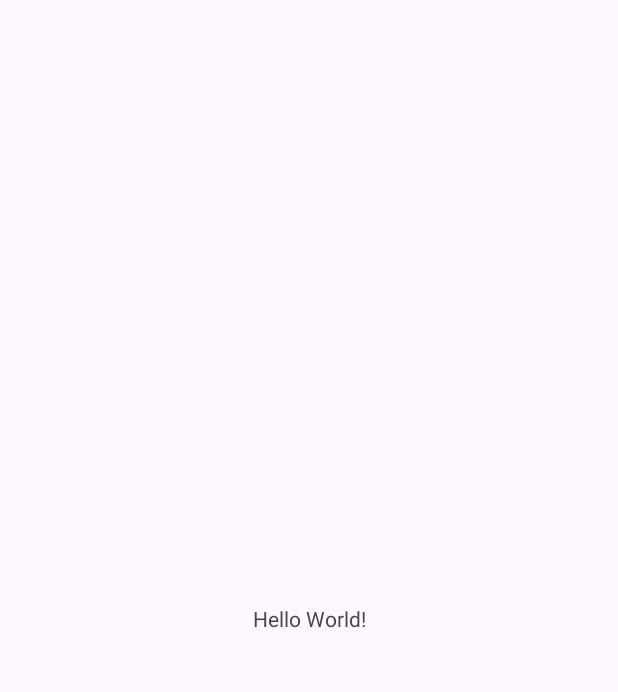
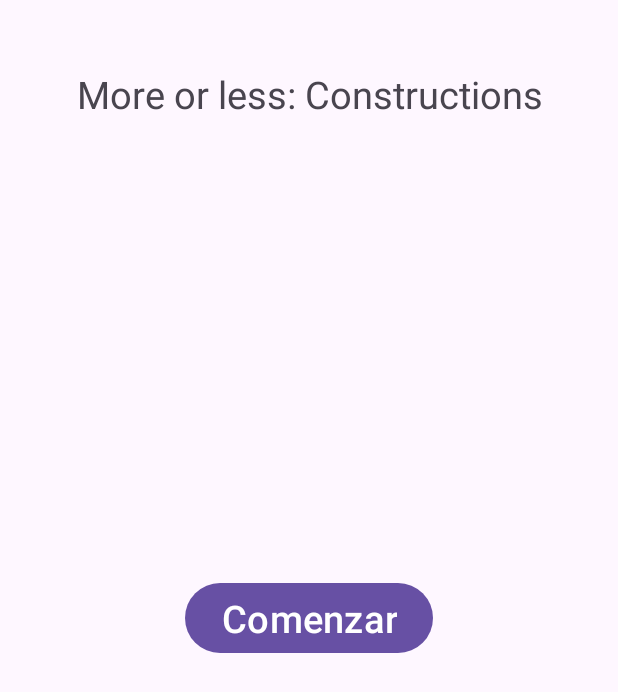
Before and after one commit to Iago-A/More-or-less-Constructions, an Android app: the screen it shows after launch (MainActivity), on a phone screen of 412 x 824 dp. Before the commit the part shown is almost empty. Shown: the top 692 px of the screen. Run offline under Robolectric (Android 15) with nearby library versions, the light colour scheme and no system bars.

Commit message:
Main activity

```diff
--- a/app/build.gradle.kts
+++ b/app/build.gradle.kts
@@ -4,12 +4,12 @@ plugins {
 
 android {
     namespace = "com.example.moreorlessconstructions"
-    compileSdk = 34
+    compileSdk = 35
 
     defaultConfig {
         applicationId = "com.example.moreorlessconstructions"
         minSdk = 26
-        targetSdk = 34
+        targetSdk = 35
         versionCode = 1
         versionName = "1.0"
 
--- a/app/src/main/AndroidManifest.xml
+++ b/app/src/main/AndroidManifest.xml
@@ -21,6 +21,10 @@
                 <category android:name="android.intent.category.LAUNCHER" />
             </intent-filter>
         </activity>
+        <activity
+            android:name=".GameActivity"
+            android:exported="true">
+        </activity>
     </application>
 
 </manifest>
--- a/app/src/main/java/com/example/moreorlessconstructions/MainActivity.java
+++ b/app/src/main/java/com/example/moreorlessconstructions/MainActivity.java
@@ -1,24 +1,26 @@
 package com.example.moreorlessconstructions;
 
+import android.content.Intent;
 import android.os.Bundle;
+import android.widget.Button;
+import android.widget.TextView;
 
-import androidx.activity.EdgeToEdge;
 import androidx.appcompat.app.AppCompatActivity;
-import androidx.core.graphics.Insets;
-import androidx.core.view.ViewCompat;
-import androidx.core.view.WindowInsetsCompat;
 
 public class MainActivity extends AppCompatActivity {
 
     @Override
     protected void onCreate(Bundle savedInstanceState) {
         super.onCreate(savedInstanceState);
-        EdgeToEdge.enable(this);
         setContentView(R.layout.activity_main);
-        ViewCompat.setOnApplyWindowInsetsListener(findViewById(R.id.main), (v, insets) -> {
-            Insets systemBars = insets.getInsets(WindowInsetsCompat.Type.systemBars());
-            v.setPadding(systemBars.left, systemBars.top, systemBars.right, systemBars.bottom);
-            return insets;
+
+        // Obtain views references
+        TextView titleTextView = findViewById(R.id.title_text_view);
+        Button startButton = findViewById(R.id.start_button);
+
+        startButton.setOnClickListener(v -> {
+            Intent intent = new Intent(MainActivity.this, GameActivity.class);
+            startActivity(intent);
         });
     }
 }
--- /dev/null
+++ b/app/src/main/res/layout/activity_game.xml
@@ -0,0 +1,6 @@
+<?xml version="1.0" encoding="utf-8"?>
+<androidx.constraintlayout.widget.ConstraintLayout xmlns:android="http://schemas.android.com/apk/res/android"
+    android:layout_width="match_parent"
+    android:layout_height="match_parent">
+
+</androidx.constraintlayout.widget.ConstraintLayout>
--- a/app/src/main/res/layout/activity_main.xml
+++ b/app/src/main/res/layout/activity_main.xml
@@ -8,12 +8,28 @@
     tools:context=".MainActivity">
 
     <TextView
+        android:id="@+id/title_text_view"
+        android:layout_width="0dp"
+        android:layout_height="wrap_content"
+        android:text="@string/app_name"
+        android:gravity="center"
+        app:layout_constraintEnd_toEndOf="parent"
+        app:layout_constraintStart_toStartOf="parent"
+        app:layout_constraintTop_toTopOf="parent"
+        android:layout_marginTop="45dp"
+        android:layout_marginRight="40dp"
+        android:layout_marginLeft="40dp"
+        android:textSize="25sp"/>
+
+    <Button
+        android:id="@+id/start_button"
         android:layout_width="wrap_content"
         android:layout_height="wrap_content"
-        android:text="Hello World!"
-        app:layout_constraintBottom_toBottomOf="parent"
+        android:text="@string/start"
         app:layout_constraintEnd_toEndOf="parent"
         app:layout_constraintStart_toStartOf="parent"
-        app:layout_constraintTop_toTopOf="parent" />
+        app:layout_constraintTop_toTopOf="parent"
+        app:layout_constraintBottom_toBottomOf="parent"
+        android:textSize="25sp"/>
 
 </androidx.constraintlayout.widget.ConstraintLayout>
--- a/app/src/main/res/values/strings.xml
+++ b/app/src/main/res/values/strings.xml
@@ -1,3 +1,4 @@
 <resources>
-    <string name="app_name">More or less. Constructions</string>
+    <string name="app_name">More or less: Constructions</string>
+    <string name="start">Comenzar</string>
 </resources>
```
Also changed, not shown: app/src/main/java/com/example/moreorlessconstructions/GameActivity.java (added, +15 -0 lines).
